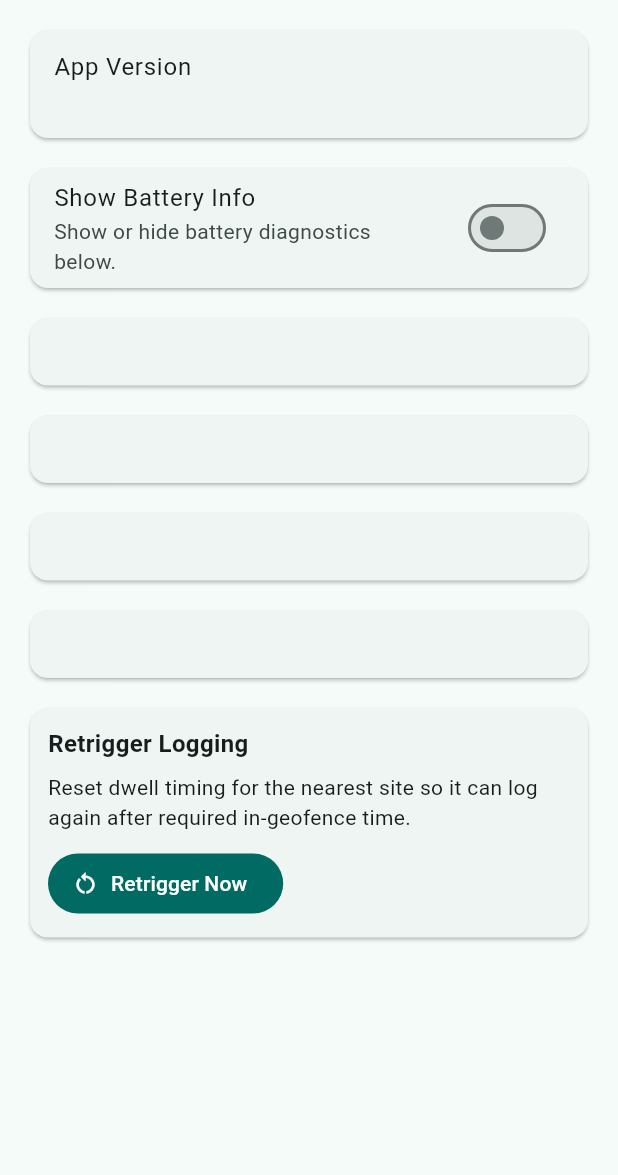
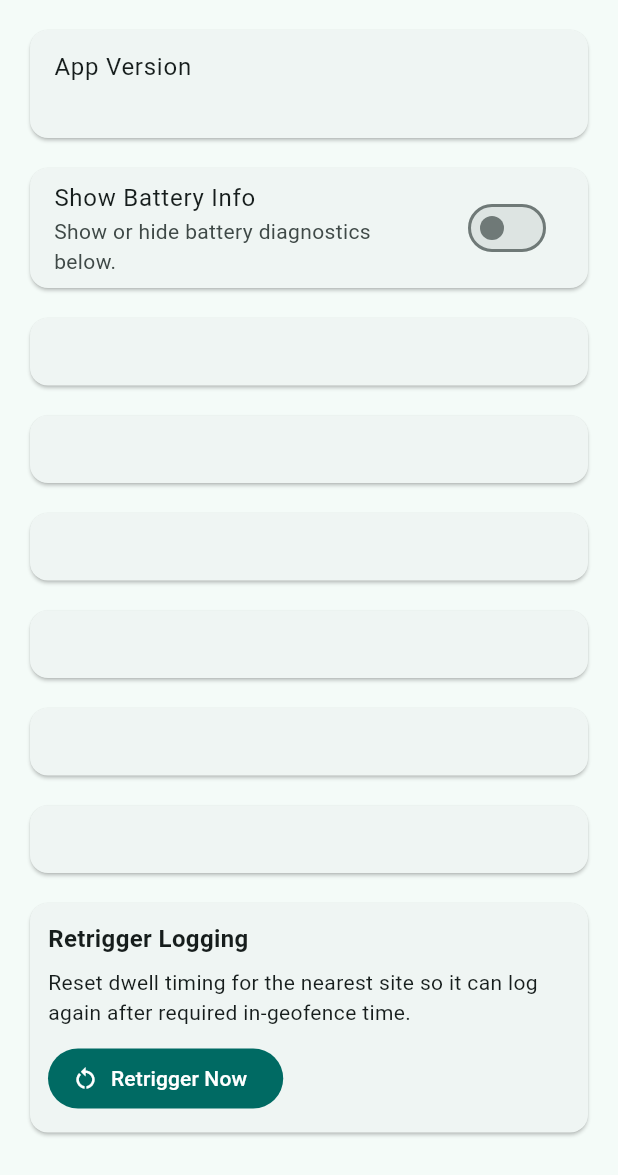
Before and after one commit to andyroki/lokalog, a Flutter app: the DebugScreenView widget shown alone on an empty page, opened directly with empty values, on a phone screen of 412 x 824 dp. Shown: the top 1175 px of the screen. Run offline on Flutter 3.47's test engine with Material 3 defaults, Android fonts, the phone set to English and light mode, and no system bars.

Commit message:
more changes

```diff
--- a/lib/widgets/debug_screen_view.dart
+++ b/lib/widgets/debug_screen_view.dart
@@ -9,6 +9,8 @@ class DebugScreenView extends StatelessWidget {
     required this.showBatteryInfo,
     required this.onShowBatteryInfoChanged,
     required this.pollingDebugSummary,
+    required this.appReadinessDebugSummary,
+    required this.geofenceDecisionDebugSummary,
     required this.rawGpsDebugSummary,
     required this.trackingRuntimeStateDebugSummary,
     required this.locationTrackingStatesDebugSummary,
@@ -27,6 +29,8 @@ class DebugScreenView extends StatelessWidget {
   final bool showBatteryInfo;
   final ValueChanged<bool> onShowBatteryInfoChanged;
   final String pollingDebugSummary;
+  final String appReadinessDebugSummary;
+  final String geofenceDecisionDebugSummary;
   final String rawGpsDebugSummary;
   final String trackingRuntimeStateDebugSummary;
   final String locationTrackingStatesDebugSummary;
@@ -65,6 +69,20 @@ class DebugScreenView extends StatelessWidget {
           child: Padding(
             padding: const EdgeInsets.all(12),
             child: Text(pollingDebugSummary),
+          ),
+        ),
+        const SizedBox(height: 12),
+        Card(
+          child: Padding(
+            padding: const EdgeInsets.all(12),
+            child: Text(appReadinessDebugSummary),
+          ),
+        ),
+        const SizedBox(height: 12),
+        Card(
+          child: Padding(
+            padding: const EdgeInsets.all(12),
+            child: Text(geofenceDecisionDebugSummary),
           ),
         ),
         const SizedBox(height: 12),
@@ -131,8 +149,9 @@ class DebugScreenView extends StatelessWidget {
                     runSpacing: 8,
                     children: <Widget>[
                       FilledButton.icon(
-                        onPressed:
-                            isLoadingBatteryUsage ? null : onRefreshBatteryUsage,
+                        onPressed: isLoadingBatteryUsage
+                            ? null
+                            : onRefreshBatteryUsage,
                         icon: const Icon(Icons.refresh),
                         label: const Text('Refresh Battery Usage'),
                       ),
```
Also changed, not shown: lib/main.dart (+41 -0 lines).
